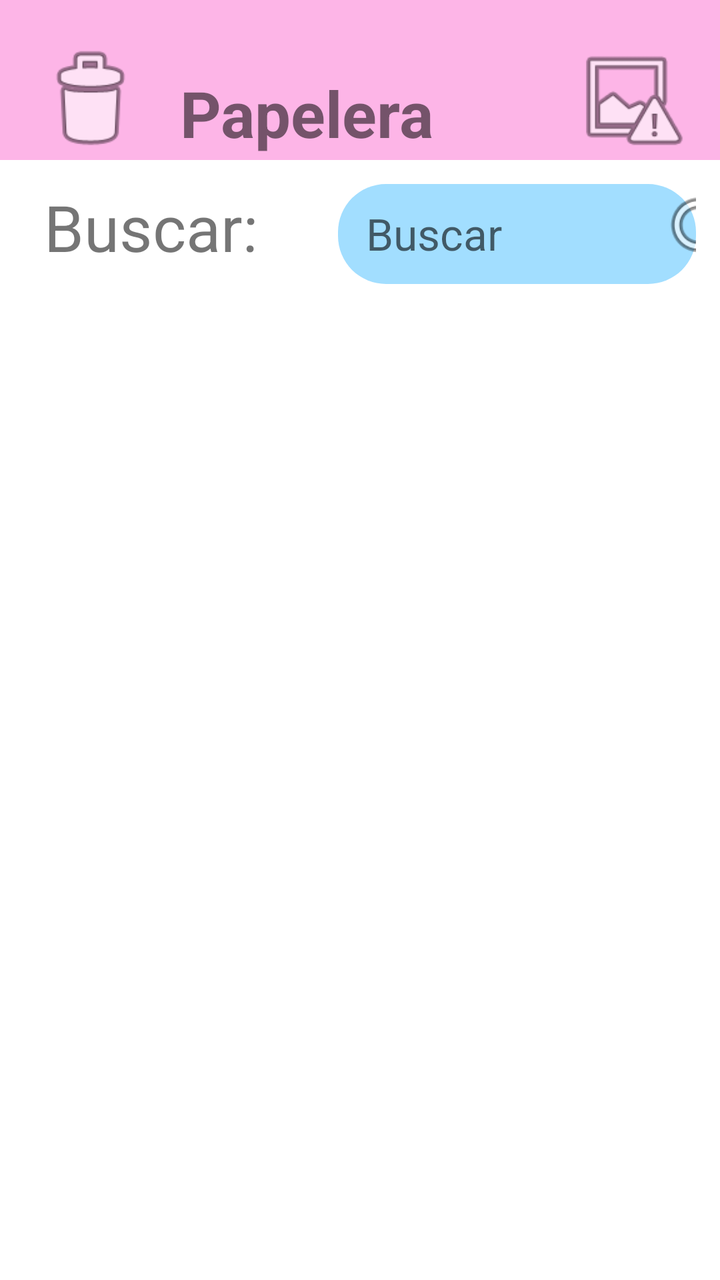
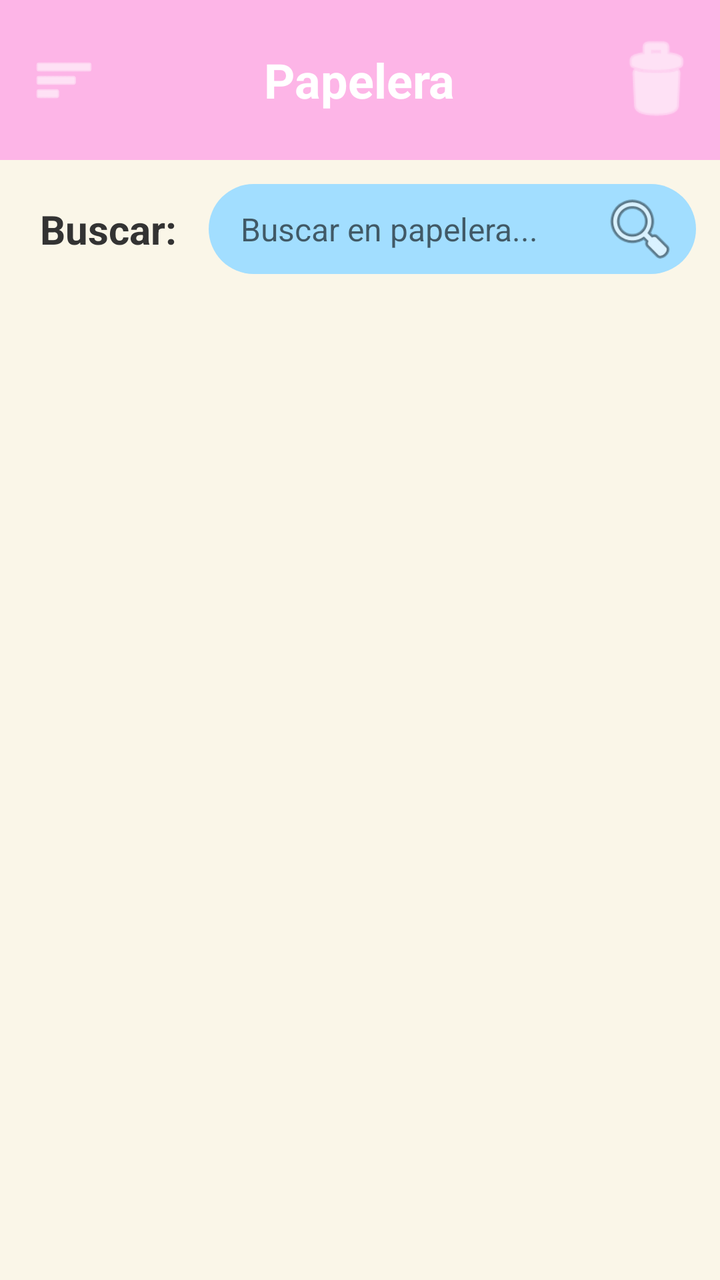

Screens rendered from an Android XML layout before and after an edit, with the pre-edit source and the edit as a unified diff.
<!-- AndroidManifest.xml: application theme Theme.MaterialComponents.DayNight.NoActionBar -->
<!-- res/layout/activity_interfaz_papelera.xml -->
<?xml version="1.0" encoding="utf-8"?>
<LinearLayout xmlns:android="http://schemas.android.com/apk/res/android"
    xmlns:app="http://schemas.android.com/apk/res-auto"
    android:layout_width="match_parent"
    android:layout_height="match_parent"
    xmlns:tools="http://schemas.android.com/tools"
    android:orientation="vertical">

    <LinearLayout
        android:layout_width="match_parent"
        android:layout_height="80dp"
        android:orientation="horizontal"
        android:gravity="bottom"
        android:background="#FDB5E7">


        <ImageView
            android:layout_width="0dp"
            android:layout_height="60dp"
            android:layout_weight="0.5"
            app:srcCompat="@android:drawable/ic_menu_delete" />

        <TextView
            android:layout_width="0dp"
            android:layout_weight="1"
            android:layout_height="wrap_content"
            android:text="Papelera"
            android:textStyle="bold"
            android:textSize="32sp"
            android:layout_marginBottom="1dp"/>

        <ImageView
            android:layout_width="0dp"
            android:layout_height="60dp"
            android:layout_weight="0.5"
            app:srcCompat="@android:drawable/ic_menu_report_image" />

    </LinearLayout>
    <LinearLayout
        android:layout_width="wrap_content"
        android:layout_height="wrap_content"
        android:orientation="horizontal"
        android:padding="12dp">
        <TextView
            android:layout_marginLeft="10dp"
            android:layout_width="wrap_content"
            android:layout_height="wrap_content"
            android:text="Buscar:"
            android:textSize="32sp"/>
        <LinearLayout
            android:layout_marginLeft="40dp"
            android:layout_width="wrap_content"
            android:layout_height="wrap_content"
            android:background="@drawable/reunded_linearlayout"
            >
            <EditText
                android:id="@+id/etBuscar"
                android:layout_width="150dp"
                android:layout_height="wrap_content"
                android:layout_marginLeft="10dp"
                android:inputType="text"
                android:selectAllOnFocus="false"
                android:singleLine="false"
                android:textSize="22sp"
                android:backgroundTint="@android:color/transparent"
                android:hint="Buscar"/>

            <ImageView
                android:layout_width="50dp"
                android:layout_height="50dp"
                app:srcCompat="@android:drawable/ic_menu_search"/>
        </LinearLayout>
    </LinearLayout>

    <androidx.recyclerview.widget.RecyclerView
        android:id="@+id/rvPapelera"
        android:layout_width="match_parent"
        android:layout_height="0dp"
        android:layout_weight="1"
        android:padding="16dp"
        android:clipToPadding="false"
        tools:listitem="@layout/item_papelera"/>

</LinearLayout>
<!-- res/layout/item_papelera.xml (included above) -->
<?xml version="1.0" encoding="utf-8"?>
<RelativeLayout xmlns:android="http://schemas.android.com/apk/res/android"
    xmlns:app="http://schemas.android.com/apk/res-auto"
    android:layout_width="match_parent"
    android:layout_height="wrap_content"
    android:layout_marginBottom="12dp"
    android:background="@drawable/bg_item_papelera"
    android:padding="12dp">

    <ImageView
        android:id="@+id/btnEliminarItem"
        android:layout_width="24dp"
        android:layout_height="24dp"
        android:layout_alignParentTop="true"
        android:layout_alignParentEnd="true"
        android:contentDescription="Eliminar"
        app:srcCompat="@android:drawable/ic_menu_close_clear_cancel" />
    <TextView
        android:id="@+id/tvNombreItem"
        android:layout_width="wrap_content"
        android:layout_height="wrap_content"
        android:layout_alignParentStart="true"
        android:layout_toStartOf="@id/btnEliminarItem"
        android:text="Nombre"
        android:textColor="#000"
        android:textSize="20sp"
        android:textStyle="bold"/>
    <TextView
        android:id="@+id/tvDescripcionItem"
        android:layout_width="wrap_content"
        android:layout_height="wrap_content"
        android:layout_below="@id/tvNombreItem"
        android:layout_alignParentStart="true"
        android:layout_marginTop="4dp"
        android:text="Descripcion"
        android:textColor="#444"
        android:textSize="16sp"/>

</RelativeLayout>
<!-- resources referenced by this layout -->
<resources>
  <!-- drawable bg_item_papelera (drawable) -->
  <?xml version="1.0" encoding="utf-8"?>
  <shape xmlns:android="http://schemas.android.com/apk/res/android"
      android:shape="rectangle">
      <solid android:color="#FFFDF7"/>
      <stroke
          android:width="1.5dp"
          android:color="#333"/>
      <corners android:radius="16dp"/>
  </shape>
  <!-- drawable reunded_linearlayout (drawable) -->
  <?xml version="1.0" encoding="utf-8"?>
  <shape xmlns:android="http://schemas.android.com/apk/res/android"
      android:shape="rectangle">
      <solid android:color="#A2DEFF"/>
      <corners android:radius="24dp"/>
  </shape>
</resources>

<!-- the commit's change to res/layout/activity_interfaz_papelera.xml (unified diff, before → after) -->
@@ -1,87 +1,122 @@
 <?xml version="1.0" encoding="utf-8"?>
-<LinearLayout xmlns:android="http://schemas.android.com/apk/res/android"
+<androidx.drawerlayout.widget.DrawerLayout
+    xmlns:android="http://schemas.android.com/apk/res/android"
     xmlns:app="http://schemas.android.com/apk/res-auto"
+    xmlns:tools="http://schemas.android.com/tools"
+    android:id="@+id/drawerLayout"
     android:layout_width="match_parent"
     android:layout_height="match_parent"
-    xmlns:tools="http://schemas.android.com/tools"
-    android:orientation="vertical">
+    android:background="#FAF6E8">
 
     <LinearLayout
         android:layout_width="match_parent"
-        android:layout_height="80dp"
-        android:orientation="horizontal"
-        android:gravity="bottom"
-        android:background="#FDB5E7">
+        android:layout_height="match_parent"
+        android:orientation="vertical">
 
+        
+        <RelativeLayout
+            android:layout_width="match_parent"
+            android:layout_height="80dp"
+            android:background="#FDB5E7"
+            android:paddingHorizontal="8dp"
+            android:gravity="center_vertical">
 
-        <ImageView
-            android:layout_width="0dp"
-            android:layout_height="60dp"
-            android:layout_weight="0.5"
-            app:srcCompat="@android:drawable/ic_menu_delete" />
+            <com.google.android.material.appbar.MaterialToolbar
+                android:id="@+id/Burguer"
+                android:layout_width="48dp"
+                android:layout_height="48dp"
+                android:layout_alignParentStart="true"
+                android:layout_centerVertical="true"
+                app:navigationIcon="@android:drawable/ic_menu_sort_by_size"
+                app:navigationIconTint="#FFFFFF"
+                android:contentDescription="Menú desplegable"/>
 
-        <TextView
-            android:layout_width="0dp"
+            <TextView
+                android:id="@+id/tvTitle"
+                android:layout_width="wrap_content"
+                android:layout_height="wrap_content"
+                android:layout_centerInParent="true"
+                android:text="Papelera"
+                android:textColor="#FFFFFF"
+                android:textSize="24sp"
+                android:textStyle="bold" />
+
+            <ImageView
+                android:id="@+id/btnUsuario"
+                android:layout_width="48dp"
+                android:layout_height="48dp"
+                android:layout_alignParentEnd="true"
+                android:layout_centerVertical="true"
+                app:srcCompat="@android:drawable/ic_menu_delete"
+                app:tint="#FFFFFF"
+                android:contentDescription="Icono Papelera"/>
+        </RelativeLayout>
+
+        
+        <LinearLayout
+            android:layout_width="match_parent"
+            android:layout_height="wrap_content"
+            android:orientation="horizontal"
+            android:gravity="center_vertical"
+            android:padding="12dp">
+
+            <TextView
+                android:layout_width="wrap_content"
+                android:layout_height="wrap_content"
+                android:layout_marginStart="8dp"
+                android:text="Buscar:"
+                android:textColor="#333333"
+                android:textSize="20sp"
+                android:textStyle="bold"/>
+
+            <LinearLayout
+                android:layout_width="0dp"
+                android:layout_height="wrap_content"
+                android:layout_weight="1"
+                android:layout_marginStart="16dp"
+                android:background="@drawable/reunded_linearlayout"
+                android:gravity="center_vertical"
+                android:paddingHorizontal="8dp">
+
+                <EditText
+                    android:id="@+id/etBuscar"
+                    android:layout_width="0dp"
+                    android:layout_height="45dp"
+                    android:layout_weight="1"
+                    android:background="@null"
+                    android:hint="Buscar en papelera..."
+                    android:inputType="text"
+                    android:paddingStart="8dp"
+                    android:textSize="16sp" />
+
+                <ImageView
+                    android:layout_width="40dp"
+                    android:layout_height="40dp"
+                    app:srcCompat="@android:drawable/ic_menu_search"/>
+            </LinearLayout>
+        </LinearLayout>
+
+        
+        <androidx.recyclerview.widget.RecyclerView
+            android:id="@+id/rvPapelera"
+            android:layout_width="match_parent"
+            android:layout_height="0dp"
             android:layout_weight="1"
-            android:layout_height="wrap_content"
-            android:text="Papelera"
-            android:textStyle="bold"
-            android:textSize="32sp"
-            android:layout_marginBottom="1dp"/>
-
-        <ImageView
-            android:layout_width="0dp"
-            android:layout_height="60dp"
-            android:layout_weight="0.5"
-            app:srcCompat="@android:drawable/ic_menu_report_image" />
+            android:padding="16dp"
+            android:clipToPadding="false"
+            tools:listitem="@layout/item_papelera"/>
 
     </LinearLayout>
-    <LinearLayout
+
+    
+    <com.google.android.material.navigation.NavigationView
+        android:id="@+id/navigationView"
         android:layout_width="wrap_content"
-        android:layout_height="wrap_content"
-        android:orientation="horizontal"
-        android:padding="12dp">
-        <TextView
-            android:layout_marginLeft="10dp"
-            android:layout_width="wrap_content"
-            android:layout_height="wrap_content"
-            android:text="Buscar:"
-            android:textSize="32sp"/>
-        <LinearLayout
-            android:layout_marginLeft="40dp"
-            android:layout_width="wrap_content"
-            android:layout_height="wrap_content"
-            android:background="@drawable/reunded_linearlayout"
-            >
-            <EditText
-                android:id="@+id/etBuscar"
-                android:layout_width="150dp"
-                android:layout_height="wrap_content"
-                android:layout_marginLeft="10dp"
-                android:inputType="text"
-                android:selectAllOnFocus="false"
-                android:singleLine="false"
-                android:textSize="22sp"
-                android:backgroundTint="@android:color/transparent"
-                android:hint="Buscar"/>
+        android:layout_height="match_parent"
+        android:layout_gravity="start"
+        app:menu="@menu/menu" />
 
-            <ImageView
-                android:layout_width="50dp"
-                android:layout_height="50dp"
-                app:srcCompat="@android:drawable/ic_menu_search"/>
-        </LinearLayout>
-    </LinearLayout>
-
-    <androidx.recyclerview.widget.RecyclerView
-        android:id="@+id/rvPapelera"
-        android:layout_width="match_parent"
-        android:layout_height="0dp"
-        android:layout_weight="1"
-        android:padding="16dp"
-        android:clipToPadding="false"
-        tools:listitem="@layout/item_papelera"/>
-
-</LinearLayout>
+</androidx.drawerlayout.widget.DrawerLayout>
 <!-- res/layout/item_papelera.xml (included above) -->
 <?xml version="1.0" encoding="utf-8"?>
 <RelativeLayout xmlns:android="http://schemas.android.com/apk/res/android"
